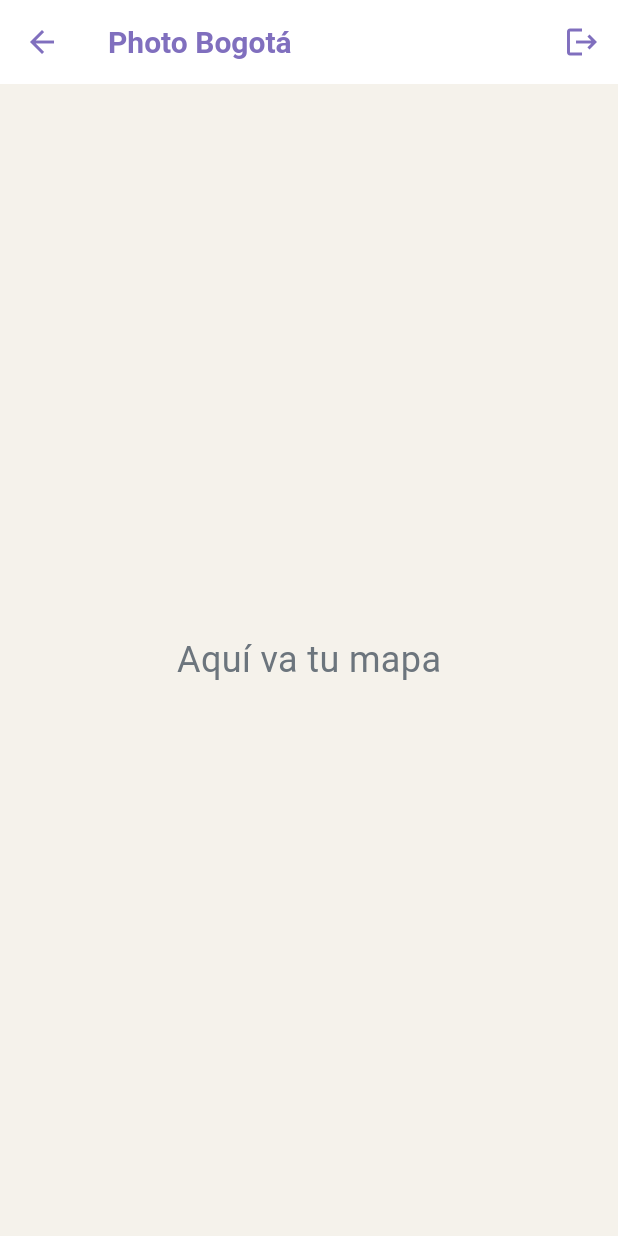
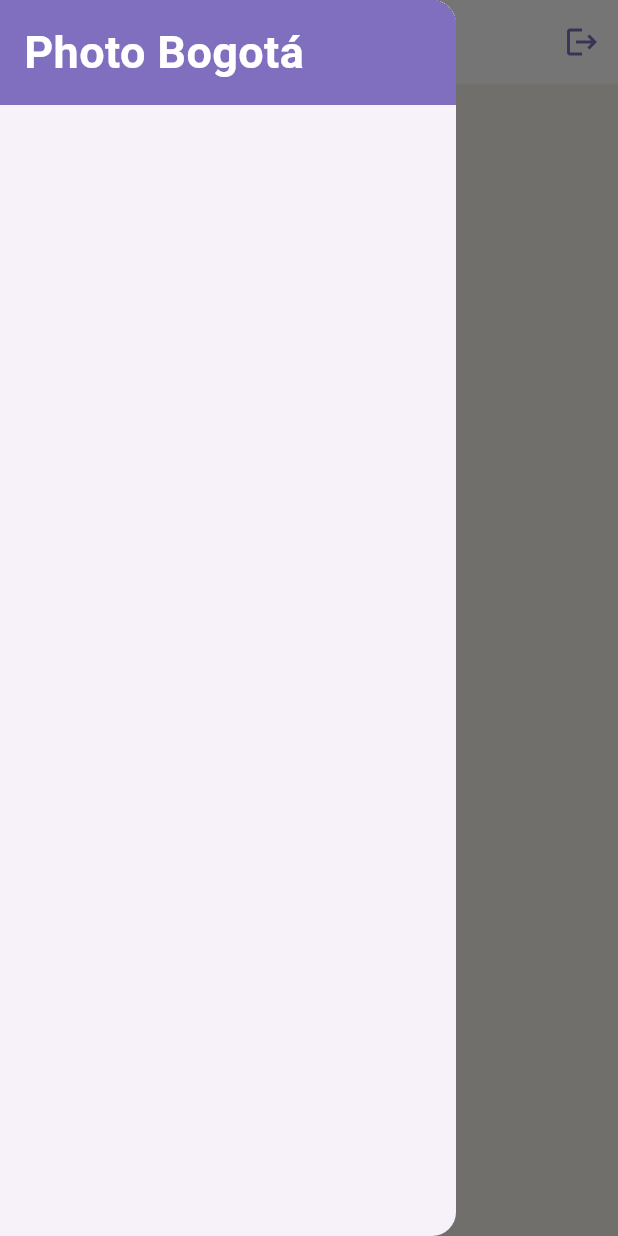
Before and after one commit to SebasYe05/mobile-photobogota, a Flutter app: the HomeScreen screen opened directly, with the side drawer open (before the commit the screen has no drawer), on a phone screen of 412 x 824 dp. Run offline on Flutter 3.47's test engine with Material 3 defaults, Android fonts, the phone set to English and light mode, and no system bars; our stand-ins replace dio, flutter_bloc, flutter_secure_storage; accounts and stored records are empty; Roboto replaces fonts that are missing (SF Pro).

Commit message:
Sidebar titulo y color

```diff
--- a/photobogota/lib/features/home/presentation/screens/home_screen.dart
+++ b/photobogota/lib/features/home/presentation/screens/home_screen.dart
@@ -21,6 +21,29 @@
           ),
         ],
       ),
+      drawer: Drawer(
+        child: ListView(
+          padding: EdgeInsets.zero,
+          children: [
+            Container(
+              height: 70,
+              decoration: BoxDecoration(
+                color: const Color(0xFF806fbe),
+              ),
+              alignment: Alignment.centerLeft,
+              padding: const EdgeInsets.symmetric(horizontal: 16.0),
+              child: const Text(
+                'Photo Bogotá',
+                style: TextStyle(
+                  color: Colors.white,
+                  fontSize: 30,
+                  fontWeight: FontWeight.bold,
+                ),
+              )
+            )
+          ]
+        ),
+      ),
       body: const Center(
         child: Text(
           'Aquí va tu mapa',
```
